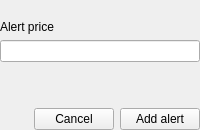
MarioStoilov/simpleStonks, file internal/qtui/ui/alert.ui: the form before one commit.
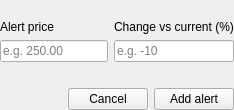
The form after the commit.

Commit message:
Link price and percentage fields in the alert dialog
An alert can now be entered as a price or as a percentage change from the current price. The field typed last is kept; the other is derived from it and follows the live price while the dialog is open.

Diff of the .ui file:
```diff
--- a/internal/qtui/ui/alert.ui
+++ b/internal/qtui/ui/alert.ui
@@ -2,7 +2,7 @@
 <ui version="4.0">
   <class>AlertDialog</class>
   <widget class="QWidget" name="alertContent">
-    <layout class="QVBoxLayout" name="content" stretch="0,0,0,0,0,1,0">
+    <layout class="QVBoxLayout" name="content" stretch="0,0,0,1,0">
       <property name="leftMargin">
         <number>0</number>
       </property>
@@ -19,17 +19,42 @@
         <widget class="QLabel" name="currentLabel"/>
       </item>
       <item>
+        <layout class="QGridLayout" name="fields">
+          <item row="0" column="0">
         <widget class="QLabel" name="fieldLabel">
           <property name="text">
             <string>Alert price</string>
           </property>
         </widget>
       </item>
-      <item>
-        <widget class="QLineEdit" name="priceEdit"/>
-      </item>
-      <item>
-        <widget class="QLabel" name="deltaLabel"/>
+          <item row="0" column="1">
+            <widget class="QLabel" name="percentFieldLabel">
+              <property name="text">
+                <string>Change vs current (%)</string>
+              </property>
+            </widget>
+          </item>
+          <item row="1" column="0">
+            <widget class="QLineEdit" name="priceEdit">
+              <property name="toolTip">
+                <string>The price to be alerted at; the change follows the current price</string>
+              </property>
+              <property name="placeholderText">
+                <string>e.g. 250.00</string>
+              </property>
+            </widget>
+          </item>
+          <item row="1" column="1">
+            <widget class="QLineEdit" name="percentEdit">
+              <property name="toolTip">
+                <string>A change from the current price, e.g. -10; the alert price follows the current price</string>
+              </property>
+              <property name="placeholderText">
+                <string>e.g. -10</string>
+              </property>
+            </widget>
+          </item>
+        </layout>
       </item>
       <item>
         <widget class="QLabel" name="errorLabel"/>
```
Lines whose indentation alone changed are shown as unchanged. The commit also changes 8 other files.
